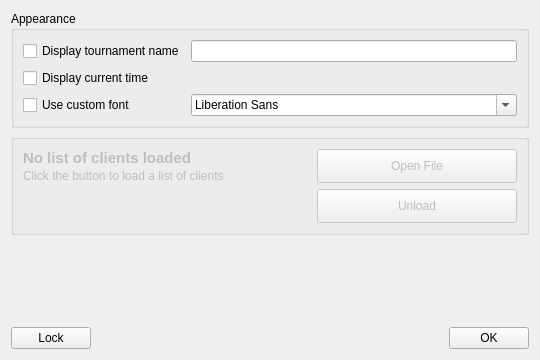
Old version of the form dashboard/settingsdialog.ui in the repository SFr682k/fightclub.
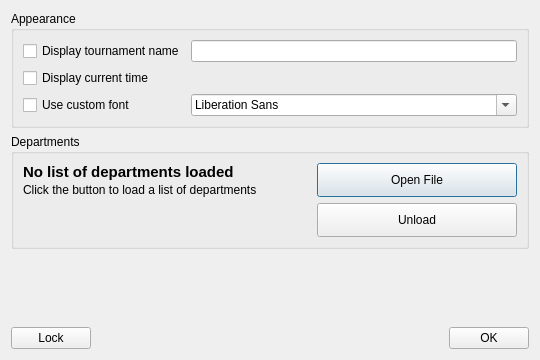
New version of the form. Icons and pictures are not drawn.

Patch:
```diff
--- a/dashboard/settingsdialog.ui
+++ b/dashboard/settingsdialog.ui
@@ -57,12 +57,9 @@
     </widget>
    </item>
    <item>
-    <widget class="QGroupBox" name="groupBox">
-     <property name="enabled">
-      <bool>false</bool>
-     </property>
+    <widget class="QGroupBox" name="departmentBox">
      <property name="title">
-      <string/>
+      <string>Departments</string>
      </property>
      <layout class="QHBoxLayout" name="horizontalLayout_2">
       <item>
@@ -86,7 +83,7 @@
            </font>
           </property>
           <property name="text">
-           <string>No list of clients loaded</string>
+           <string>No list of departments loaded</string>
           </property>
           <property name="wordWrap">
            <bool>true</bool>
@@ -102,7 +99,7 @@
            </sizepolicy>
           </property>
           <property name="text">
-           <string>Click the button to load a list of clients</string>
+           <string>Click the button to load a list of departments</string>
           </property>
          </widget>
         </item>
```
Left out of the diff: 11 changed lines with no effect on the pictures.
